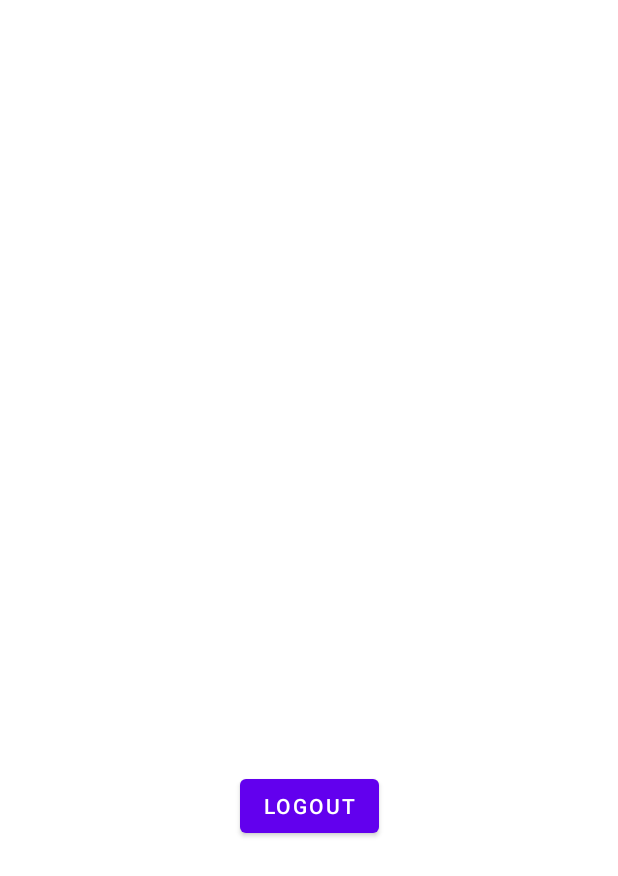
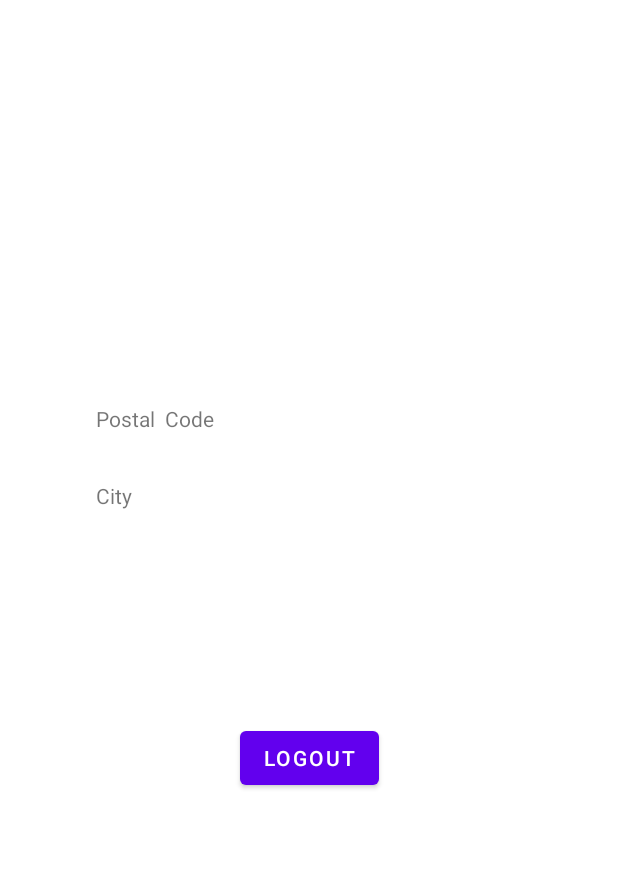
Before and after one commit to andeby00/JanesBuns, an Android app: the ProfileActivity screen opened directly, with no data from a screen before it, on a phone screen of 412 x 824 dp. Shown: the top 876 px of the screen. Run offline under Robolectric (Android 15) with nearby library versions, the phone set to English and light mode, and no system bars; our stand-ins replace Firebase (no records; nobody signed in at launch, a user with empty details on screens opened directly).

Commit message:
Updated profile activity

```diff
--- a/app/src/main/java/dk/au/mad22spring/janesbuns/activities/ProfileActivity.java
+++ b/app/src/main/java/dk/au/mad22spring/janesbuns/activities/ProfileActivity.java
@@ -34,7 +34,7 @@
     FirebaseFirestore db;
 
     private Button buttonLogout;
-    private TextView textViewFullName, textViewEmail, textViewPhone;
+    private TextView textViewFullName, textViewEmail, textViewPhone, textViewAddress, textViewPostalCode, textViewCity;
 
     @Override
     protected void onCreate(Bundle savedInstanceState) {
@@ -49,6 +49,9 @@
         textViewFullName = findViewById(R.id.fullNameTextViewProfile);
         textViewEmail = findViewById(R.id.emailTextViewProfile);
         textViewPhone = findViewById(R.id.phoneTextViewProfile);
+        textViewAddress = findViewById(R.id.addressTextViewProfile);
+        textViewPostalCode = findViewById(R.id.postalCodeTextViewProfile);
+        textViewCity = findViewById(R.id.cityTextViewProfile);
 
         setDetails();
 
@@ -66,10 +69,16 @@
                 String fullName = currentUser.email;
                 String email = currentUser.email;
                 String phone = currentUser.phone;
+                String address = currentUser.address;
+                int postalCode = currentUser.postalCode;
+                String city = currentUser.city;
 
                 textViewFullName.setText(fullName);
                 textViewEmail.setText(email);
                 textViewPhone.setText(phone);
+                textViewAddress.setText(address);
+                textViewPostalCode.setText(postalCode);
+                textViewCity.setText(city);
             }
         });
         /*
--- a/app/src/main/res/layout/activity_profile.xml
+++ b/app/src/main/res/layout/activity_profile.xml
@@ -5,6 +5,16 @@
     android:layout_width="match_parent"
     android:layout_height="match_parent"
     tools:context=".activities.ProfileActivity">
+
+    <TextView
+        android:id="@+id/addressTextViewProfile"
+        android:layout_width="wrap_content"
+        android:layout_height="wrap_content"
+        android:layout_marginStart="64dp"
+        android:layout_marginTop="32dp"
+        app:layout_constraintStart_toStartOf="parent"
+        app:layout_constraintTop_toBottomOf="@+id/phoneTextViewProfile"
+        tools:text="Address" />
 
     <Button
         android:id="@+id/logoutButtonProfile"
@@ -20,8 +30,8 @@
         android:id="@+id/fullNameTextViewProfile"
         android:layout_width="wrap_content"
         android:layout_height="wrap_content"
-        android:layout_marginTop="128dp"
-        app:layout_constraintEnd_toEndOf="parent"
+        android:layout_marginStart="64dp"
+        android:layout_marginTop="64dp"
         app:layout_constraintStart_toStartOf="parent"
         app:layout_constraintTop_toTopOf="parent"
         tools:text="Fullname" />
@@ -30,8 +40,8 @@
         android:id="@+id/emailTextViewProfile"
         android:layout_width="wrap_content"
         android:layout_height="wrap_content"
+        android:layout_marginStart="64dp"
         android:layout_marginTop="32dp"
-        app:layout_constraintEnd_toEndOf="parent"
         app:layout_constraintStart_toStartOf="parent"
         app:layout_constraintTop_toBottomOf="@+id/fullNameTextViewProfile"
         tools:text="Email adress" />
@@ -40,10 +50,30 @@
         android:id="@+id/phoneTextViewProfile"
         android:layout_width="wrap_content"
         android:layout_height="wrap_content"
+        android:layout_marginStart="64dp"
         android:layout_marginTop="32dp"
-        app:layout_constraintEnd_toEndOf="parent"
         app:layout_constraintStart_toStartOf="parent"
         app:layout_constraintTop_toBottomOf="@+id/emailTextViewProfile"
         tools:text="Phone" />
 
+    <TextView
+        android:id="@+id/postalCodeTextViewProfile"
+        android:layout_width="wrap_content"
+        android:layout_height="wrap_content"
+        android:layout_marginStart="64dp"
+        android:layout_marginTop="32dp"
+        android:text="Postal  Code"
+        app:layout_constraintStart_toStartOf="parent"
+        app:layout_constraintTop_toBottomOf="@+id/addressTextViewProfile" />
+
+    <TextView
+        android:id="@+id/cityTextViewProfile"
+        android:layout_width="wrap_content"
+        android:layout_height="wrap_content"
+        android:layout_marginStart="64dp"
+        android:layout_marginTop="32dp"
+        android:text="City"
+        app:layout_constraintStart_toStartOf="parent"
+        app:layout_constraintTop_toBottomOf="@+id/postalCodeTextViewProfile" />
+
 </androidx.constraintlayout.widget.ConstraintLayout>
```
